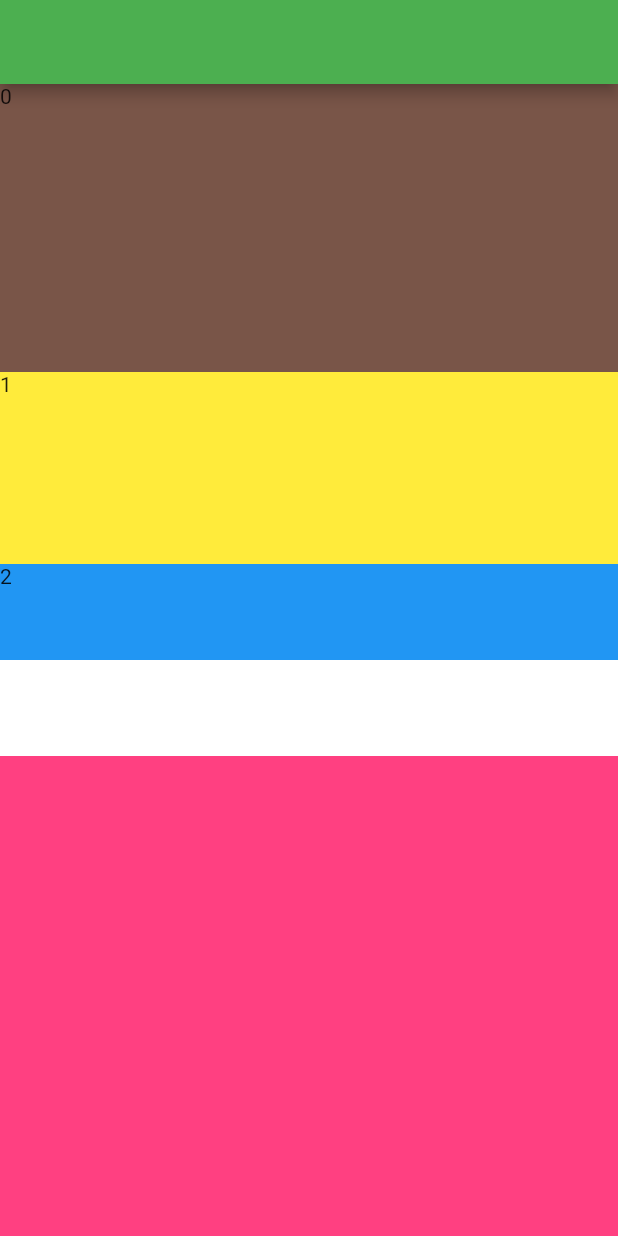
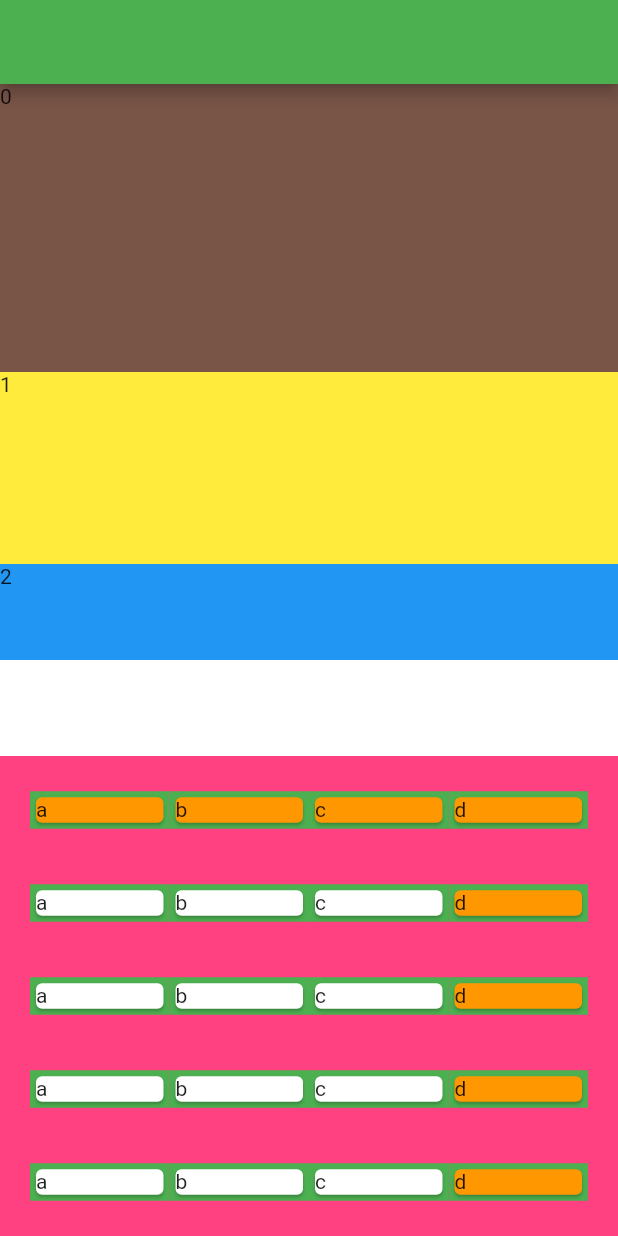
Before and after one commit to EngrTAHAR-Noureddine/CalculatorApp, a Flutter app: the screen it shows after launch, on a phone screen of 412 x 824 dp. Run offline on Flutter 3.47's test engine with Material 2 defaults, Android fonts, the phone set to English and light mode, and no system bars.

Commit message:
build the constractor of my app

```diff
--- a/lib/HomeFunction.dart
+++ b/lib/HomeFunction.dart
@@ -1,4 +1,6 @@
+import 'package:flutter/cupertino.dart';
 import 'package:flutter/material.dart';
+import 'package:flutter/rendering.dart';
 
 class HomeFunction extends StatefulWidget {
   @override
@@ -7,6 +9,41 @@ class HomeFunction extends StatefulWidget {
 
 class _HomeFunctionState extends State<HomeFunction> {
 
+  Widget Botton(String fill,color){
+
+    return Expanded(
+      child: Container(
+        height: 25,
+        color: Colors.green,
+        child: Card(
+          color: color,
+          child: Text(fill),
+        ),
+      ),
+    );
+  }
+
+  List row10=[["a",Colors.orange],["b",Colors.orange],["c",Colors.orange],["d",Colors.orange]];
+  List row11=[["e",Colors.lightBlueAccent],["f",Colors.lightBlueAccent],["g",Colors.lightBlueAccent],["h",Colors.lightBlueAccent]];
+  List row20=[["a",Colors.white],["b",Colors.white],["c",Colors.white],["d",Colors.orange]];
+  List row21=[["e",Colors.lightBlueAccent],["f",Colors.lightBlueAccent],["g",Colors.lightBlueAccent],["h",Colors.lightBlueAccent]];
+  List row30=[["a",Colors.white],["b",Colors.white],["c",Colors.white],["d",Colors.orange]];
+  List row31=[["e",Colors.lightBlueAccent],["f",Colors.lightBlueAccent],["g",Colors.lightBlueAccent],["h",Colors.lightBlueAccent]];
+  List row40=[["a",Colors.white],["b",Colors.white],["c",Colors.white],["d",Colors.orange]];
+  List row41=[["e",Colors.lightBlueAccent],["f",Colors.lightBlueAccent],["g",Colors.lightBlueAccent],["h",Colors.lightBlueAccent]];
+  List row50=[["a",Colors.white],["b",Colors.white],["c",Colors.white],["d",Colors.orange]];
+  List row51=[["e",Colors.lightBlueAccent],["f",Colors.lightBlueAccent],["g",Colors.lightBlueAccent],["h",Colors.lightBlueAccent]];
+
+  List<Widget> _ContainOfRow(list){
+
+
+
+    return new List<Widget>.generate(list.length, (int index) {
+
+      return Botton(list[index][0], list[index][1]);
+    });
+
+  }
 
 
   List<Widget> _InnerFirstContain(double widthOfScreen){
@@ -79,14 +116,44 @@ class _HomeFunctionState extends State<HomeFunction> {
                       width: MediaQuery.of(context).size.width,
                       color: Colors.pinkAccent,
                       alignment: Alignment.center,
-                      /*child: Column(
+                      child: Column(
+                       /* mainAxisAlignment: MainAxisAlignment.start,
+                        crossAxisAlignment: CrossAxisAlignment.center,*/
                         children: [
-                          Row(
-                            mainAxisAlignment: MainAxisAlignment.center,
-                            children: _createChildren((MediaQuery.of(context).size.width > MediaQuery.of(context).size.height)?someList+someList2:someList),
+                          Expanded(
+
+                            child: Row(
+                              /*mainAxisAlignment: MainAxisAlignment.spaceBetween,
+                              crossAxisAlignment: CrossAxisAlignment.center,*/
+                              children: _ContainOfRow((MediaQuery.of(context).size.width > MediaQuery.of(context).size.height)?row11+row10:row10),
+                            ),
+                          ),
+                          Expanded(
+                            child: Row(
+                             // mainAxisAlignment: MainAxisAlignment.center,
+                              children: _ContainOfRow((MediaQuery.of(context).size.width > MediaQuery.of(context).size.height)?row21+row20:row20),
+                            ),
+                          ),
+                          Expanded(
+                            child: Row(
+                             // mainAxisAlignment: MainAxisAlignment.center,
+                              children: _ContainOfRow((MediaQuery.of(context).size.width > MediaQuery.of(context).size.height)?row31+row30:row30),
+                            ),
+                          ),
+                         Expanded(
+                           child: Row(
+                           // mainAxisAlignment: MainAxisAlignment.center,
+                            children: _ContainOfRow((MediaQuery.of(context).size.width > MediaQuery.of(context).size.height)?row41+row40:row40),
+                          ),
+                         ),
+                          Expanded(
+                            child: Row(
+                             // mainAxisAlignment: MainAxisAlignment.center,
+                              children: _ContainOfRow((MediaQuery.of(context).size.width > MediaQuery.of(context).size.height)?row51+row50:row50),
+                            ),
                           ),
                         ],
-                      ),*/
+                      ),
                     ),
                   ),
                 ],
```
